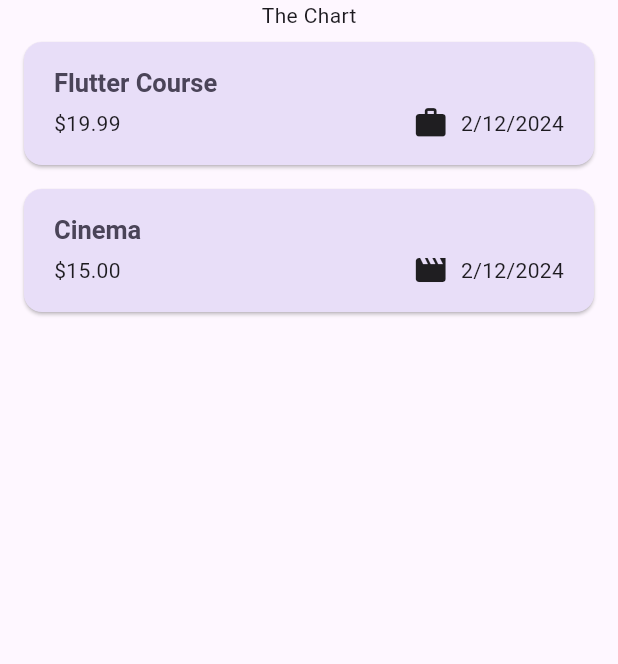
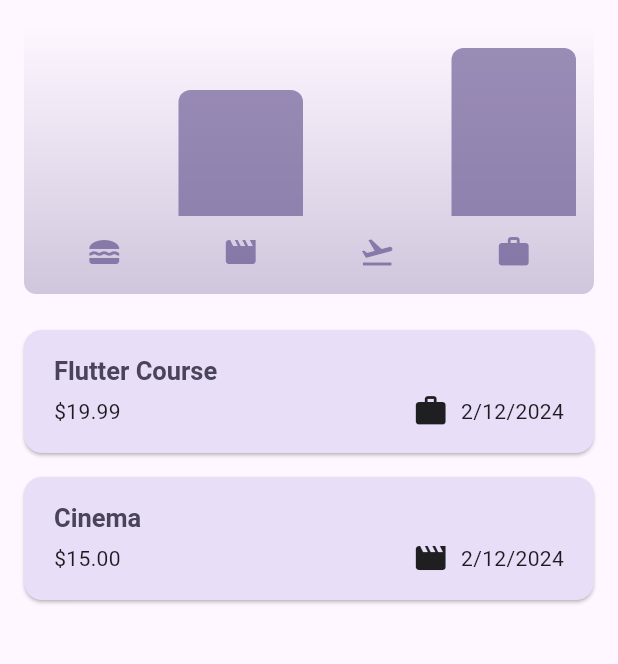
Before and after one commit to AdityaNarayan001/Expense_Monitor_Flutter, a Flutter app: the screen it shows after launch, on a phone screen of 412 x 824 dp, the part 84-748 px from its top. Run offline on Flutter 3.47's test engine with Material 3 defaults, Android fonts, the phone set to English and light mode, and no system bars.

Commit message:
added charts to the app

```diff
--- a/lib/widgets/expenses.dart
+++ b/lib/widgets/expenses.dart
@@ -1,4 +1,5 @@
 import 'package:flutter/material.dart';
+import 'package:third_app/widgets/chart/chart.dart';
 import 'package:third_app/widgets/expenses_list/expenses_list.dart';
 import 'package:third_app/models/expense.dart';
 import 'package:third_app/widgets/new_expense.dart';
@@ -88,7 +89,7 @@ class _ExpensesState extends State<Expenses> {
       ),
       body: Column(
         children: [
-          const Text('The Chart'),
+          Chart(expenses: _registeredExpenses),
           Expanded(
             child: mainContent,
           ),
```
